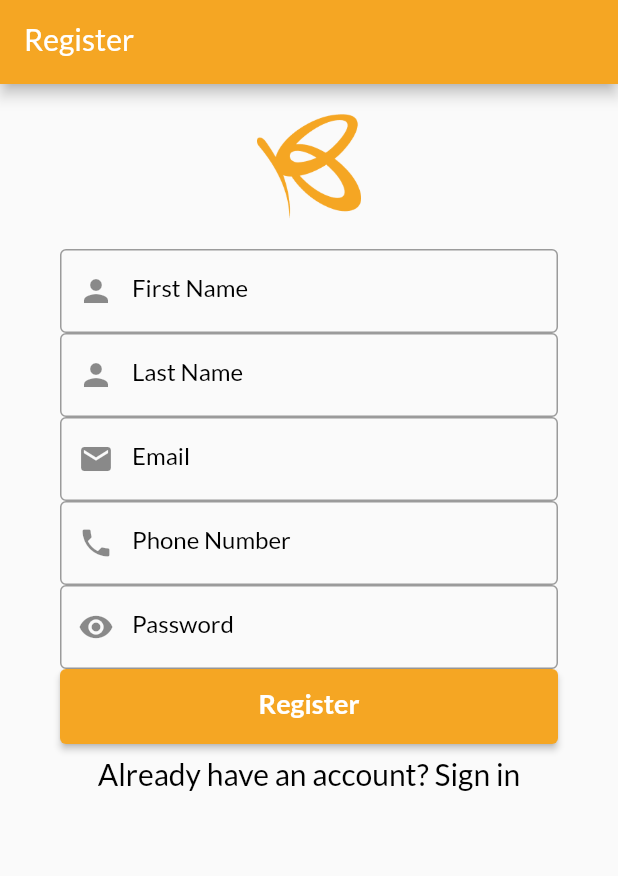
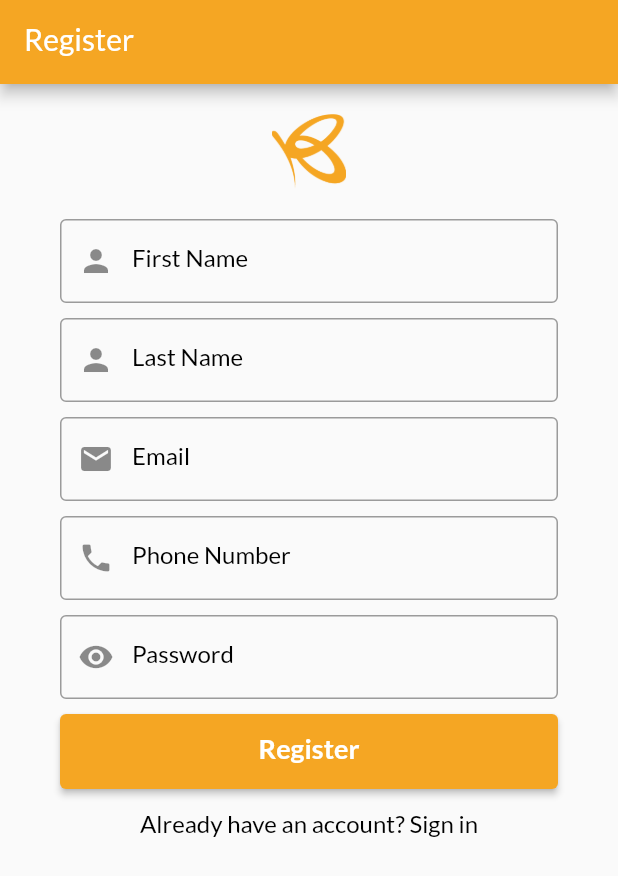
Before and after one commit to Flutterwave/demo, a Flutter app: the screen it shows after launch, after a tap on "Login", after a tap on "New? Register here", on a phone screen of 412 x 824 dp. Shown: the top 876 px of the screen. Run offline on Flutter 3.47's test engine with Material 2 defaults, Android fonts, the phone set to English and light mode, and no system bars; our stand-ins replace flutter_hex_color; missing offline and left inert: flutterwave.

Commit message:
fix widget overflow error

```diff
--- a/lib/widgets/login.dart
+++ b/lib/widgets/login.dart
@@ -55,17 +55,17 @@ class _LoginWidgetState extends State<LoginWidget>
       body: Container(
           width: double.infinity,
           margin: EdgeInsets.fromLTRB(40, 50, 40, 0),
-          child: Column(
+          child: SingleChildScrollView(
+            child:  Column(
               children: [
                 Container(
-                height: 70,
+                  height: 50,
                   margin: EdgeInsets.fromLTRB(40, 0, 40, 20),
                   child: Image.asset("images/flutterwave.png"),
                 ),
                 Form(
                   key: this._formKey,
                   child: Container(
-                  height: 260,
                     child: Column(
                       mainAxisAlignment: MainAxisAlignment.spaceAround,
                       children: [
@@ -90,6 +90,9 @@ class _LoginWidgetState extends State<LoginWidget>
                               ? "Email is required"
                               : null,
                         ),
+                        SizedBox(
+                          height: 10,
+                        ),
                         TextFormField(
                           controller: this._passwordController,
                           obscureText: true,
@@ -113,6 +116,9 @@ class _LoginWidgetState extends State<LoginWidget>
                               ? "Password is required"
                               : null,
                         ),
+                        SizedBox(
+                          height: 10,
+                        ),
                         Container(
                           width: double.infinity,
                           height: 50,
@@ -132,12 +138,15 @@ class _LoginWidgetState extends State<LoginWidget>
                             ),
                           ),
                         ),
+                        SizedBox(
+                          height: 5,
+                        ),
                         Container(
                           child: GestureDetector(
                             onTap: _openSignUpPage,
                             child: Text(
                               "New? Register here",
-                            style: TextStyle(color: Colors.black, fontSize: 20),
+                              style: TextStyle(color: Colors.black, fontSize: 16),
                             ),
                           ),
                         )
@@ -146,6 +155,7 @@ class _LoginWidgetState extends State<LoginWidget>
                   ),
                 ),
               ],
+            ),
           )
       ),
     );
@@ -166,12 +176,12 @@ class _LoginWidgetState extends State<LoginWidget>
         password: password);
     _showProgress();
     try {
-      final response = await authService.login(request);
-      return RestaurantUtils.openHomePage(context);
+      await authService.login(request);
+      _removeProgress();
+      RestaurantUtils.openHomePage(context);
     } catch (error, stacktrace) {
+      _removeProgress();
       WidgetUtils.showSnackBar(_scaffoldKey.currentState, error.toString());
-    } finally {
-      _removeProgress();
     }
   }
 
--- a/lib/widgets/signup.dart
+++ b/lib/widgets/signup.dart
@@ -32,8 +32,7 @@ class _SignUpWidgetState extends State<SignUpWidget>
     _animationController = AnimationController(
       duration: const Duration(seconds: 10),
       vsync: this,
-    )
-      ..repeat();
+    )..repeat();
     super.initState();
   }
 
@@ -58,20 +57,19 @@ class _SignUpWidgetState extends State<SignUpWidget>
       body: Container(
         width: double.infinity,
         margin: EdgeInsets.fromLTRB(40, 20, 40, 0),
+        child: SingleChildScrollView(
           child: Column(
             children: [
               Container(
-              height: 70,
+                height: 50,
                 margin: EdgeInsets.fromLTRB(40, 0, 40, 20),
                 child: Image.asset("images/flutterwave.png"),
               ),
               Form(
                 key: this._formKey,
                 child: Container(
-                // height: 450,
-                child: SingleChildScrollView(
                   child: Column(
-                    mainAxisAlignment: MainAxisAlignment.spaceAround,
+                    mainAxisAlignment: MainAxisAlignment.spaceBetween,
                     children: [
                       TextFormField(
                         controller: this._firstNameController,
@@ -91,6 +89,9 @@ class _SignUpWidgetState extends State<SignUpWidget>
                         ),
                         validator: (value) =>
                             value.isEmpty ? "First Name is required" : null,
+                      ),
+                      SizedBox(
+                        height: 10,
                       ),
                       TextFormField(
                         controller: this._lastNameController,
@@ -113,6 +114,9 @@ class _SignUpWidgetState extends State<SignUpWidget>
                         validator: (value) =>
                             value.isEmpty ? "Last Name is required" : null,
                       ),
+                      SizedBox(
+                        height: 10,
+                      ),
                       TextFormField(
                         controller: this._emailController,
                         decoration: InputDecoration(
@@ -132,9 +136,11 @@ class _SignUpWidgetState extends State<SignUpWidget>
                         validator: (value) =>
                             value.isEmpty ? "Email is required" : null,
                       ),
+                      SizedBox(
+                        height: 10,
+                      ),
                       TextFormField(
                         controller: this._phoneController,
-                        obscureText: true,
                         decoration: InputDecoration(
                           prefixIcon: Icon(Icons.phone),
                           labelText: "Phone Number",
@@ -151,6 +157,9 @@ class _SignUpWidgetState extends State<SignUpWidget>
                         ),
                         validator: (value) =>
                             value.isEmpty ? "Phone number is required" : null,
+                      ),
+                      SizedBox(
+                        height: 10,
                       ),
                       TextFormField(
                         controller: this._passwordController,
@@ -173,6 +182,9 @@ class _SignUpWidgetState extends State<SignUpWidget>
                         validator: (value) =>
                             value.isEmpty ? "Password is required" : null,
                       ),
+                      SizedBox(
+                        height: 10,
+                      ),
                       Container(
                         width: double.infinity,
                         height: 50,
@@ -193,22 +205,24 @@ class _SignUpWidgetState extends State<SignUpWidget>
                           ),
                         ),
                       ),
+                      SizedBox(
+                        height: 5,
+                      ),
                       Container(
                         child: GestureDetector(
                           onTap: _openLoginPage,
                           child: Text(
                             "Already have an account? Sign in",
-                            style: TextStyle(color: Colors.black, fontSize: 20),
+                            style: TextStyle(color: Colors.black, fontSize: 16),
                           ),
                         ),
                       )
                     ],
                   ),
                 ),
-
-              ),
               ),
             ],
+          ),
         ),
       ),
     );
@@ -234,13 +248,12 @@ class _SignUpWidgetState extends State<SignUpWidget>
         phoneNumber: phoneNumber);
     _showProgress();
     try {
-      final response = await authService.signUp(authBody);
-      print("signup response is $response");
-      return RestaurantUtils.openHomePage(context);
+      await authService.signUp(authBody);
+      _removeProgress();
+      RestaurantUtils.openHomePage(context);
     } catch (error) {
+      _removeProgress();
       WidgetUtils.showSnackBar(_scaffoldKey.currentState, error.toString());
-    } finally {
-      _removeProgress();
     }
   }
 
@@ -259,5 +272,4 @@ class _SignUpWidgetState extends State<SignUpWidget>
       Navigator.of(context).pop();
     }
   }
-
 }
```
Lines whose indentation alone changed are shown as unchanged.
